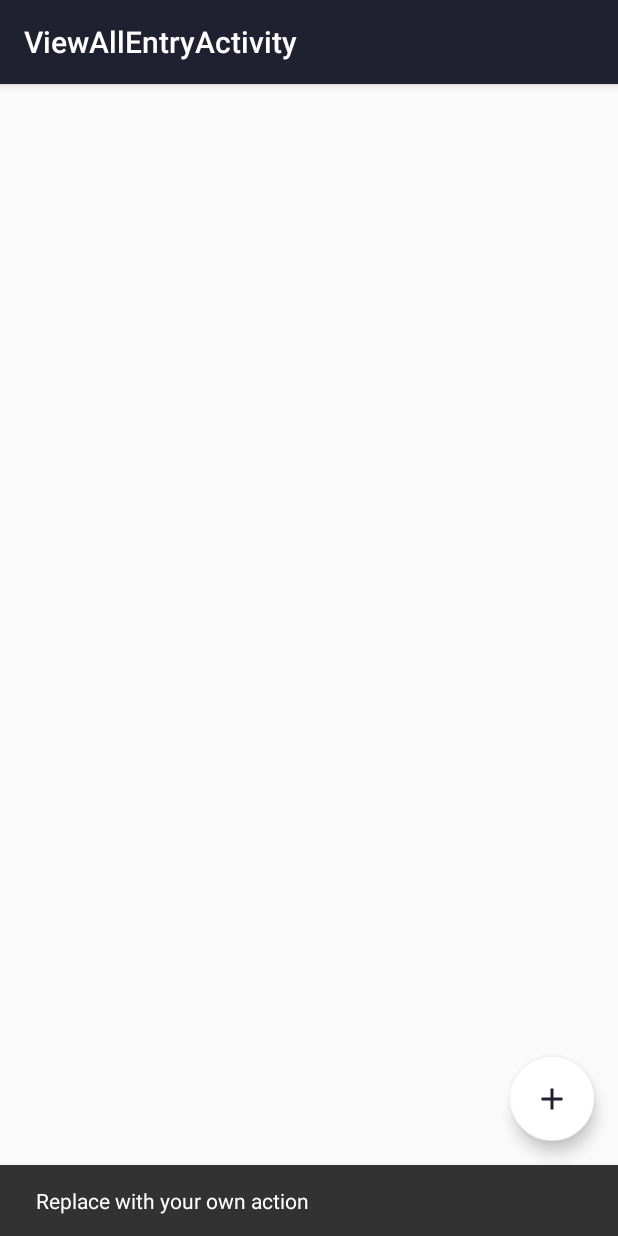
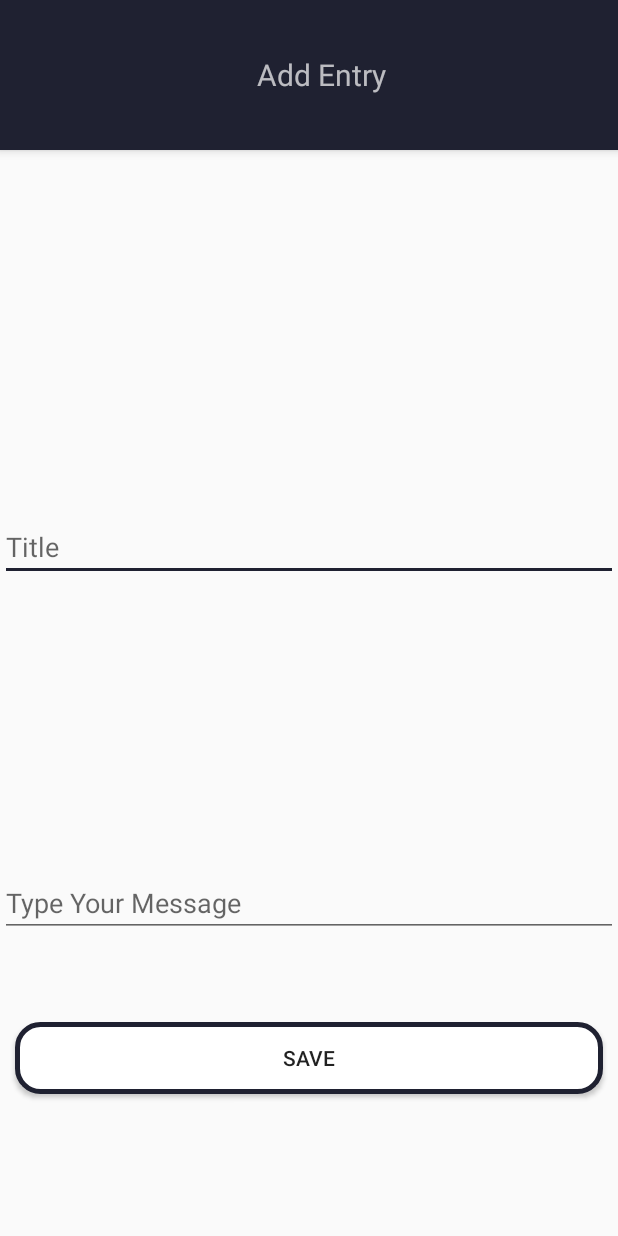
Before and after one commit to wise4rmgod/Journal_App, an Android app: the screen it shows after launch once a user with an empty profile is signed in (ViewAllEntryActivity before the commit, AddEntryActivity after it), after a tap on an icon or button, on a phone screen of 412 x 824 dp. Run offline under Robolectric (Android 15) with nearby library versions, the light colour scheme and no system bars; our stand-ins replace Firebase (no records; nobody signed in at launch, a user with empty details on screens opened directly); libraries missing offline, so code that uses them is left out: com.wang.avi; 1 statement that could not run was skipped.

Commit message:
add AddentryActivity and fix recyclerview fecthing data from firebase and add firebase data persitance

```diff
--- a/app/src/main/AndroidManifest.xml
+++ b/app/src/main/AndroidManifest.xml
@@ -22,6 +22,10 @@
         <activity
             android:name=".ViewAllEntryActivity"
             android:label="@string/title_activity_view_all_entry"
+            android:theme="@style/AppTheme.NoActionBar" />
+        <activity
+            android:name=".AddEntryActivity"
+            android:label="@string/title_activity_add_entry"
             android:theme="@style/AppTheme.NoActionBar"></activity>
     </application>
 
--- /dev/null
+++ b/app/src/main/java/com/example/multikskills/journal_app/AddEntryActivity.java
@@ -0,0 +1,70 @@
+/*
+ * Copyright 2017 The Android Open Source Project
+ *
+ * Licensed under the Apache License, Version 2.0 (the "License");
+ * you may not use this file except in compliance with the License.
+ * You may obtain a copy of the License at
+ *
+ *      http://www.apache.org/licenses/LICENSE-2.0
+ *
+ * Unless required by applicable law or agreed to in writing, software
+ * distributed under the License is distributed on an "AS IS" BASIS,
+ * WITHOUT WARRANTIES OR CONDITIONS OF ANY KIND, either express or implied.
+ * See the License for the specific language governing permissions and
+ * limitations under the License.
+ */
+
+package com.example.multikskills.journal_app;
+
+import android.os.Bundle;
+import android.support.design.widget.FloatingActionButton;
+import android.support.design.widget.Snackbar;
+import android.support.v7.app.AppCompatActivity;
+import android.support.v7.widget.Toolbar;
+import android.view.View;
+import android.widget.Button;
+import android.widget.EditText;
+import android.widget.Toast;
+
+import com.google.firebase.database.DatabaseReference;
+import com.google.firebase.database.FirebaseDatabase;
+
+import java.text.DateFormat;
+import java.text.SimpleDateFormat;
+import java.util.Date;
+
+public class AddEntryActivity extends AppCompatActivity {
+    DatabaseReference database;
+    Button save;
+    EditText title, message;
+    @Override
+    protected void onCreate(Bundle savedInstanceState) {
+        super.onCreate(savedInstanceState);
+        setContentView(R.layout.activity_add_entry);
+        Toolbar toolbar = (Toolbar) findViewById(R.id.toolbar);
+        setSupportActionBar(toolbar);
+//point databasereference to Movies
+        database = FirebaseDatabase.getInstance().getReference("journal");
+        //Initalize Editexts and button
+        title = (EditText) findViewById(R.id.title);
+        message = (EditText) findViewById(R.id.message);
+        save = (Button) findViewById(R.id.save);
+        DateFormat dateFormat = new SimpleDateFormat("yyyy/MM/dd HH:mm:ss");
+        Date date = new Date();
+        final String strDate = dateFormat.format(date).toString();
+        //Clicklistener of ADD button
+        save.setOnClickListener(new View.OnClickListener() {
+            @Override
+            public void onClick(View v) {
+                //add etails to MovieDetails object
+                Journal m = new Journal(title.getText().toString(), message.getText().toString(),strDate);
+                //push object to database to add in a new node
+                database.push().setValue(m);
+                Toast.makeText(getApplicationContext(), "Item Added", Toast.LENGTH_SHORT).show();
+                finish();
+            }
+        });
+
+    }
+
+}
--- a/app/src/main/java/com/example/multikskills/journal_app/Journal_adapter.java
+++ b/app/src/main/java/com/example/multikskills/journal_app/Journal_adapter.java
@@ -47,7 +47,7 @@ public class Journal_adapter extends RecyclerView.Adapter<Journal_adapter.MyView
             public MyViewHolder(View view) {
                 super(view);
                 //initialize buttons and TextViews
-                title =  view.findViewById(R.id.title);
+               // title =  view.findViewById(R.id.title);
                 message =  view.findViewById(R.id.message);
                 date =  view.findViewById(R.id.date);
                 delete=view.findViewById(R.id.delete);
@@ -73,7 +73,7 @@ public class Journal_adapter extends RecyclerView.Adapter<Journal_adapter.MyView
         public void onBindViewHolder(MyViewHolder holder, final int position) {
 
             final Journal journals = journal.get(position);
-            holder.title.setText(journals.getTitle());
+         //   holder.title.setText(journals.getTitle());
             holder.message.setText(journals.getMessage());
             holder.date.setText(journals.getDate());
 
--- a/app/src/main/java/com/example/multikskills/journal_app/ViewAllEntryActivity.java
+++ b/app/src/main/java/com/example/multikskills/journal_app/ViewAllEntryActivity.java
@@ -17,10 +17,14 @@
 
 package com.example.multikskills.journal_app;
 
+import android.content.Intent;
 import android.os.Bundle;
 import android.support.design.widget.FloatingActionButton;
 import android.support.design.widget.Snackbar;
 import android.support.v7.app.AppCompatActivity;
+import android.support.v7.widget.DefaultItemAnimator;
+import android.support.v7.widget.DividerItemDecoration;
+import android.support.v7.widget.LinearLayoutManager;
 import android.support.v7.widget.RecyclerView;
 import android.support.v7.widget.Toolbar;
 import android.view.View;
@@ -28,11 +32,16 @@ import android.widget.Button;
 
 import com.google.android.gms.auth.api.signin.GoogleSignInClient;
 import com.google.firebase.auth.FirebaseAuth;
+import com.google.firebase.database.DataSnapshot;
+import com.google.firebase.database.DatabaseError;
 import com.google.firebase.database.DatabaseReference;
 import com.google.firebase.database.FirebaseDatabase;
+import com.google.firebase.database.ValueEventListener;
 
 import java.util.ArrayList;
 import java.util.List;
+
+import static android.widget.LinearLayout.VERTICAL;
 
 public class ViewAllEntryActivity extends AppCompatActivity {
     //a constant for detecting the login intent result
@@ -59,15 +68,78 @@ public class ViewAllEntryActivity extends AppCompatActivity {
         setContentView(R.layout.activity_view_all_entry);
         Toolbar toolbar = (Toolbar) findViewById(R.id.toolbar);
         setSupportActionBar(toolbar);
+        getSupportActionBar().setLogo(R.mipmap.ic_launcher_round);
+        getSupportActionBar().setTitle("  Journal App");
+        //first we intialized the FirebaseAuth object
+        mAuth = FirebaseAuth.getInstance();
 
+
+//initialized fab button
         FloatingActionButton fab = (FloatingActionButton) findViewById(R.id.fab);
+        //Click listener of ADD NEW button
         fab.setOnClickListener(new View.OnClickListener() {
             @Override
             public void onClick(View view) {
-                Snackbar.make(view, "Replace with your own action", Snackbar.LENGTH_LONG)
-                        .setAction("Action", null).show();
+                Intent intent=new Intent(ViewAllEntryActivity.this,AddEntryActivity.class);
+                startActivity(intent);
+            }
+        });
+
+        // initialized recyclerview
+        recyclerView = (RecyclerView) findViewById(R.id.recycler_view);
+
+        //initialize Adapter
+        mAdapter = new Journal_adapter(getApplicationContext(), mjournal);
+        //set layout manager to recycler view
+        RecyclerView.LayoutManager mLayoutManager = new LinearLayoutManager(getApplicationContext());
+        recyclerView.setLayoutManager(mLayoutManager);
+        recyclerView.setItemAnimator(new DefaultItemAnimator());
+        DividerItemDecoration decoration = new DividerItemDecoration(getApplicationContext(), VERTICAL);
+        recyclerView.addItemDecoration(decoration);
+        //set Adapter to recycler view
+        recyclerView.setAdapter(mAdapter);
+        //  FirebaseCrash.log("App Started");
+        prepareMovieData();
+
+    }
+
+
+    @Override
+    protected void onResume() {
+        super.onResume();
+        prepareMovieData();
+    }
+
+    //method to fetch data from firebase and add to RecyclerView
+    private void prepareMovieData() {
+        mjournal.clear();
+        //pint database reference to journals
+        database = FirebaseDatabase.getInstance().getReference("journal");
+
+        //ValueEvent Listener --> executes everytime a datachange in Movies node in firebase occurs
+        database.addValueEventListener(new ValueEventListener() {
+            @Override
+            public void onDataChange(DataSnapshot dataSnapshot) {
+                //clear list
+                mjournal.clear();
+                //loop items
+                for (DataSnapshot postSnapshot : dataSnapshot.getChildren()) {
+                    //get value from postSnapshot to journal object
+                    Journal m = postSnapshot.getValue(Journal.class);
+                    Journal journ = new Journal(m.getMessage(), m.getDate(), m.getTitle(), postSnapshot.getKey());
+                    //add journal object to list used in recycler
+                    mjournal.add(journ);
+                    //notify data changed to recyclerView
+                    mAdapter.notifyDataSetChanged();
+                }
+            }
+
+            @Override
+            public void onCancelled(DatabaseError databaseError) {
+
             }
         });
     }
 
+
 }
--- /dev/null
+++ b/app/src/main/res/layout/activity_add_entry.xml
@@ -0,0 +1,34 @@
+<?xml version="1.0" encoding="utf-8"?>
+<android.support.design.widget.CoordinatorLayout xmlns:android="http://schemas.android.com/apk/res/android"
+    xmlns:app="http://schemas.android.com/apk/res-auto"
+    xmlns:tools="http://schemas.android.com/tools"
+    android:layout_width="match_parent"
+    android:layout_height="match_parent"
+    tools:context=".AddEntryActivity">
+
+    <android.support.design.widget.AppBarLayout
+        android:layout_width="match_parent"
+        android:layout_height="wrap_content"
+        android:theme="@style/AppTheme.AppBarOverlay">
+
+        <android.support.v7.widget.Toolbar
+            android:id="@+id/toolbar"
+            android:layout_width="match_parent"
+            android:layout_height="100dp"
+            android:background="@color/darkblue"
+            app:popupTheme="@style/AppTheme.PopupOverlay" >
+            <TextView
+                android:layout_width="match_parent"
+                android:layout_height="wrap_content"
+                android:text="@string/addentry"
+                android:textSize="20sp"
+                android:textAlignment="center"/>
+        </android.support.v7.widget.Toolbar>
+
+    </android.support.design.widget.AppBarLayout>
+
+    <include layout="@layout/content_add_entry" />
+
+
+
+</android.support.design.widget.CoordinatorLayout>
--- /dev/null
+++ b/app/src/main/res/layout/content_add_entry.xml
@@ -0,0 +1,51 @@
+<?xml version="1.0" encoding="utf-8"?>
+<android.support.constraint.ConstraintLayout xmlns:android="http://schemas.android.com/apk/res/android"
+    xmlns:app="http://schemas.android.com/apk/res-auto"
+    xmlns:tools="http://schemas.android.com/tools"
+    android:layout_width="match_parent"
+    android:layout_height="match_parent"
+    app:layout_behavior="@string/appbar_scrolling_view_behavior"
+    tools:context=".AddEntryActivity"
+    tools:showIn="@layout/activity_add_entry">
+    <Button
+        android:id="@+id/save"
+        android:layout_width="match_parent"
+        android:layout_height="wrap_content"
+        android:layout_marginBottom="95dp"
+        android:layout_marginEnd="10dp"
+        android:layout_marginStart="10dp"
+        android:layout_marginTop="102dp"
+        android:background="@drawable/rbtn"
+        android:text="@string/save"
+        app:layout_constraintBottom_toBottomOf="parent"
+        app:layout_constraintEnd_toEndOf="parent"
+        app:layout_constraintStart_toStartOf="parent"
+        app:layout_constraintTop_toTopOf="@+id/message" />
+
+    <EditText
+        android:id="@+id/title"
+        android:layout_width="0dp"
+        android:layout_height="wrap_content"
+        android:layout_marginBottom="109dp"
+        android:layout_marginTop="113dp"
+        android:ems="10"
+        android:hint="@string/title"
+        android:inputType="textPersonName"
+        app:layout_constraintBottom_toBottomOf="@+id/message"
+        app:layout_constraintEnd_toEndOf="parent"
+        app:layout_constraintStart_toStartOf="parent"
+        app:layout_constraintTop_toTopOf="parent" />
+
+    <EditText
+        android:id="@+id/message"
+        android:layout_width="0dp"
+        android:layout_height="wrap_content"
+        android:layout_marginBottom="199dp"
+        android:ems="10"
+        android:hint="@string/message"
+        android:inputType="textMultiLine"
+        app:layout_constraintBottom_toBottomOf="parent"
+        app:layout_constraintEnd_toEndOf="parent"
+        app:layout_constraintStart_toStartOf="parent" />
+
+</android.support.constraint.ConstraintLayout>
--- a/app/src/main/res/layout/recyclerview_item.xml
+++ b/app/src/main/res/layout/recyclerview_item.xml
@@ -62,7 +62,7 @@
                 android:layout_height="wrap_content"
                 android:layout_alignParentLeft="true"
                 android:layout_alignParentStart="true"
-                android:background="@drawable/rbtn"
+                android:background="@color/white"
                 android:drawableLeft="@drawable/ic_create_black_24dp"
                 android:paddingStart="5dp"
                 android:text="@string/edit" />
@@ -72,7 +72,7 @@
                 android:layout_width="wrap_content"
                 android:layout_height="wrap_content"
                 android:layout_alignParentRight="true"
-                android:background="@drawable/rbtn"
+                android:background="@color/white"
                 android:drawableLeft="@drawable/ic_delete_black_24dp"
                 android:paddingStart="5dp"
                 android:text="@string/delete" />
--- a/app/src/main/res/menu/menu_sign_in.xml
+++ b/app/src/main/res/menu/menu_sign_in.xml
@@ -6,5 +6,7 @@
         android:id="@+id/action_settings"
         android:orderInCategory="100"
         android:title="@string/action_settings"
-        app:showAsAction="never" />
+        android:icon="@drawable/ic_info_black_24dp"
+        android:iconTint="@color/white"
+        app:showAsAction="always" />
 </menu>
--- a/app/src/main/res/values/strings.xml
+++ b/app/src/main/res/values/strings.xml
@@ -21,4 +21,5 @@
     </string>
     <string name="title_activity_editentry">Editentry</string>
     <string name="title_activity_view_all_entry">ViewAllEntryActivity</string>
+    <string name="title_activity_add_entry">AddEntryActivity</string>
 </resources>
```
